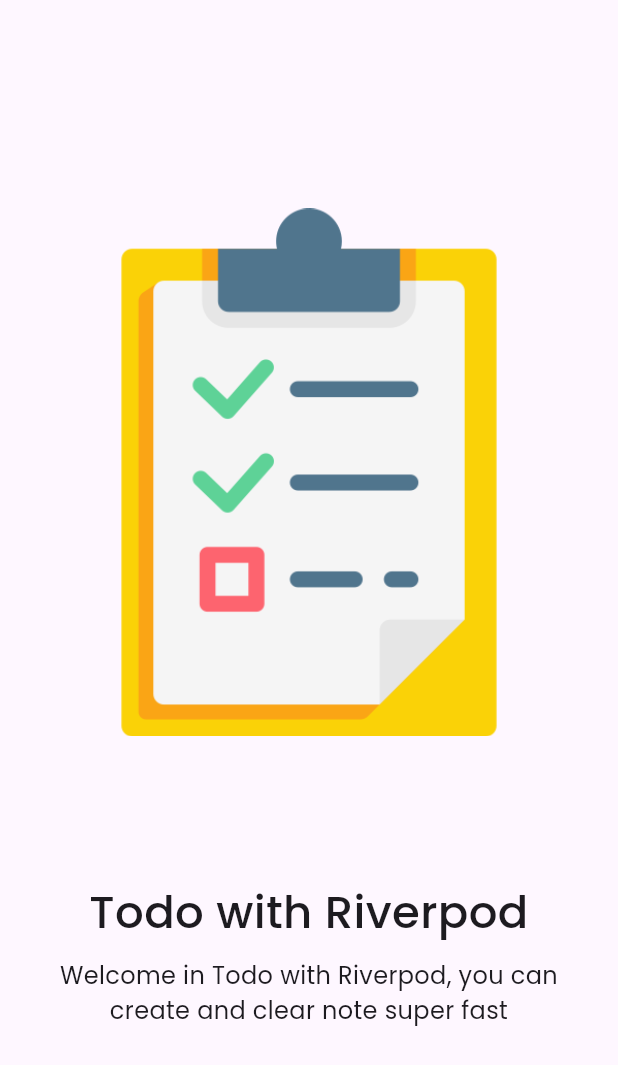
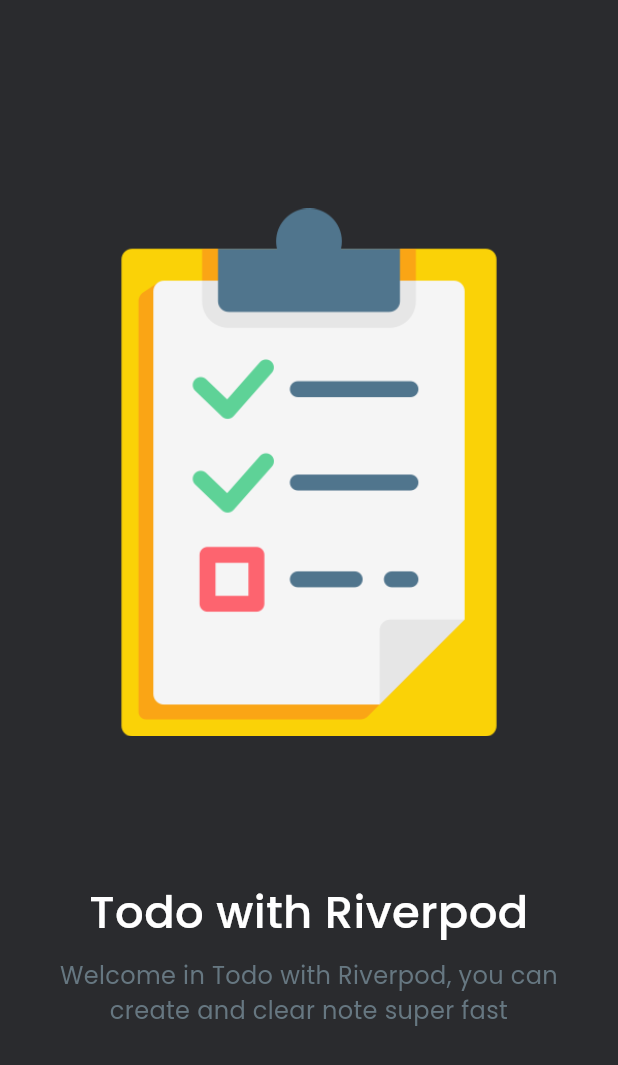
Before and after one commit to muhtar-sgk/TodoAppRiverpod, a Flutter app: the screen it shows after launch, on a phone screen of 412 x 824 dp. Shown: the top 1065 px of the screen. Run offline on Flutter 3.47's test engine with Material 2 defaults, Android fonts, the phone set to English and light mode, and no system bars; our stand-ins replace flutter_screenutil, google_fonts.

Commit message:
add colors

```diff
--- /dev/null
+++ b/lib/core/res/colours.dart
@@ -0,0 +1,16 @@
+import 'package:flutter/material.dart';
+
+class Colours {
+  const Colours._();
+
+  static const Color darkBackground = Color(0xFF2A2B2E);
+  static const Color light = Color(0xFFFFFFFF);
+  static const Color red = Color(0xFFD80000);
+  static const Color lightBlue = Color(0xFF027EB5);
+  static const Color darkGrey = Color(0xFF707070);
+  static const Color lightGrey = Color(0xFF667781);
+  static const Color green = Color(0xFF0AA31E);
+  static const Color yellow = Color(0xFFF9F900);
+  static const Color lightBackground = Color(0x58797777);
+  static const Color greyBackground = Color(0xFF202C33);
+}
--- a/lib/features/on_boarding/views/on_boarding_screen.dart
+++ b/lib/features/on_boarding/views/on_boarding_screen.dart
@@ -2,6 +2,7 @@ import 'package:flutter/material.dart';
 import 'package:flutter_screenutil/flutter_screenutil.dart';
 import 'package:google_fonts/google_fonts.dart';
 import 'package:riverpod_todoapp/core/common/widgets/white_space.dart';
+import 'package:riverpod_todoapp/core/res/colours.dart';
 import 'package:riverpod_todoapp/core/res/image_res.dart';
 
 // OnboardingScreen
@@ -17,6 +18,7 @@ class OnBoardingScreen extends StatelessWidget {
   @override
   Widget build(BuildContext context) {
     return Scaffold(
+      backgroundColor: Colours.darkBackground,
       body: SafeArea(
         child: Padding(
           padding: const EdgeInsets.symmetric(horizontal: 30),
@@ -28,7 +30,8 @@ class OnBoardingScreen extends StatelessWidget {
               textAlign: TextAlign.center,
               style: GoogleFonts.poppins(
                 fontSize: 30,
-                fontWeight: FontWeight.w500
+                fontWeight: FontWeight.w500,
+                color: Colours.light
               ),
             ),
             const WhiteSpace(height: 8),
@@ -37,7 +40,8 @@ class OnBoardingScreen extends StatelessWidget {
               textAlign: TextAlign.center,
               style: GoogleFonts.poppins(
                 fontSize: 16,
-                fontWeight: FontWeight.normal
+                fontWeight: FontWeight.normal,
+                color: Colours.lightGrey
               ),
             )
           ]),
```
